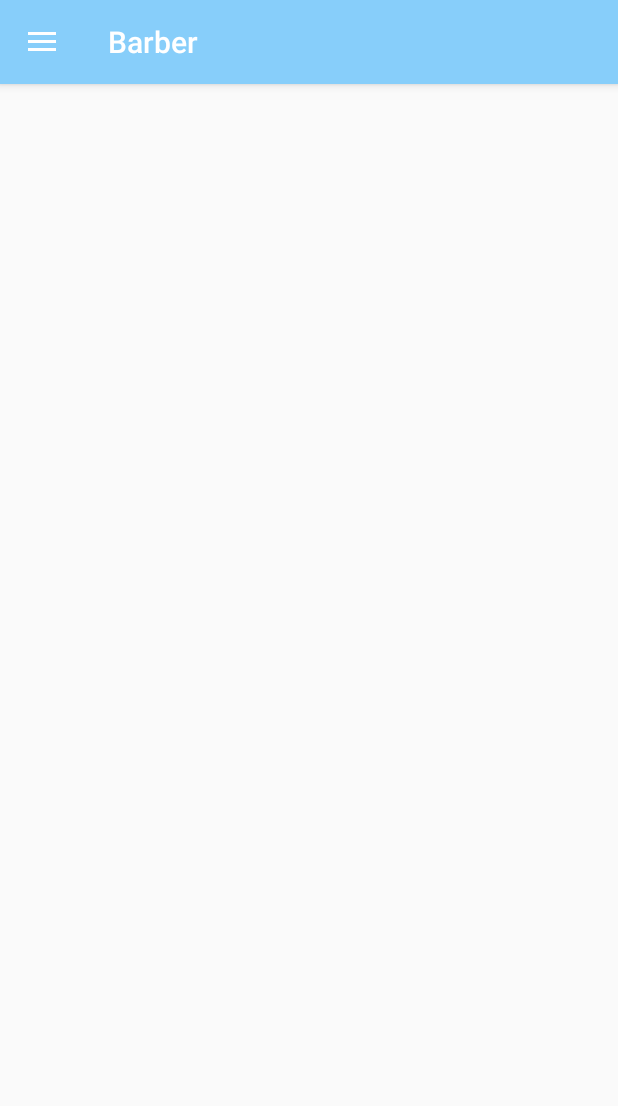
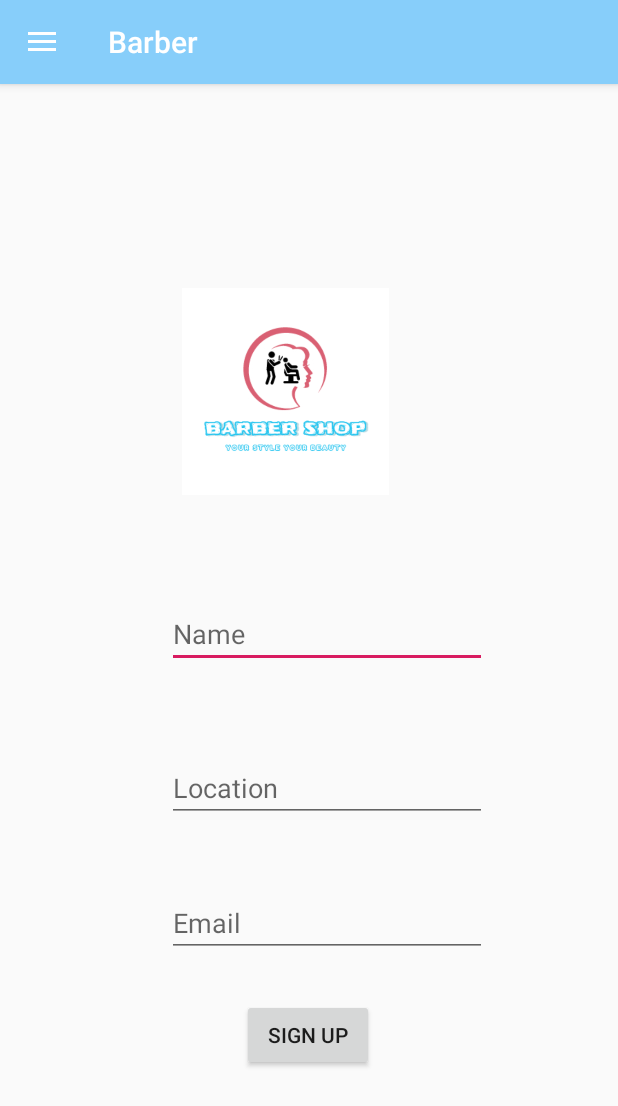
Before and after one commit to mervinkogei/Barber, an Android app: the MainActivity screen opened directly, with no data from a screen before it, on a phone screen of 412 x 824 dp. Shown: the top 1106 px of the screen. Run offline under Robolectric (Android 15) with nearby library versions, the phone set to English and light mode, and no system bars.

Commit message:
Add sign up input fields to the main activity

```diff
--- a/app/src/main/res/layout/activity_main.xml
+++ b/app/src/main/res/layout/activity_main.xml
@@ -19,4 +19,76 @@
 
     </com.google.android.material.navigation.NavigationView>
 
+    <androidx.constraintlayout.widget.ConstraintLayout
+        android:layout_width="match_parent"
+        android:layout_height="match_parent">
+
+
+        <EditText
+            android:id="@+id/etName"
+            android:layout_width="wrap_content"
+            android:layout_height="wrap_content"
+            android:ems="10"
+            android:inputType="textPersonName"
+            android:hint="Name"
+            app:layout_constraintBottom_toBottomOf="parent"
+            app:layout_constraintEnd_toEndOf="parent"
+            app:layout_constraintHorizontal_bias="0.56"
+            app:layout_constraintStart_toStartOf="parent"
+            app:layout_constraintTop_toTopOf="parent"
+            app:layout_constraintVertical_bias="0.476" />
+
+        <EditText
+            android:id="@+id/etEmail"
+            android:layout_width="wrap_content"
+            android:layout_height="wrap_content"
+            android:ems="10"
+            android:hint="Email"
+            android:inputType="textEmailAddress"
+            app:layout_constraintBottom_toBottomOf="parent"
+            app:layout_constraintEnd_toEndOf="parent"
+            app:layout_constraintHorizontal_bias="0.56"
+            app:layout_constraintStart_toStartOf="parent"
+            app:layout_constraintTop_toBottomOf="@+id/etName"
+            app:layout_constraintVertical_bias="0.442" />
+
+        <ImageView
+            android:id="@+id/ivLogo"
+            android:layout_width="202dp"
+            android:layout_height="138dp"
+            android:src="@drawable/logo"
+            app:layout_constraintBottom_toTopOf="@+id/etName"
+            app:layout_constraintEnd_toEndOf="parent"
+            app:layout_constraintHorizontal_bias="0.425"
+            app:layout_constraintStart_toStartOf="parent"
+            app:layout_constraintTop_toTopOf="parent"
+            app:layout_constraintVertical_bias="0.661" />
+
+        <Button
+            android:id="@+id/btnSignup"
+            android:layout_width="wrap_content"
+            android:layout_height="wrap_content"
+            android:layout_marginTop="28dp"
+            android:text="SIGN UP"
+            app:layout_constraintEnd_toEndOf="parent"
+            app:layout_constraintHorizontal_bias="0.498"
+            app:layout_constraintStart_toStartOf="parent"
+            app:layout_constraintTop_toBottomOf="@+id/etEmail" />
+
+        <EditText
+            android:id="@+id/etLocation"
+            android:layout_width="wrap_content"
+            android:layout_height="wrap_content"
+            android:layout_marginEnd="16dp"
+            android:ems="10"
+            android:inputType="textPersonName"
+            android:hint="Location"
+            app:layout_constraintBottom_toBottomOf="parent"
+            app:layout_constraintEnd_toEndOf="parent"
+            app:layout_constraintHorizontal_bias="0.609"
+            app:layout_constraintStart_toStartOf="parent"
+            app:layout_constraintTop_toTopOf="parent"
+            app:layout_constraintVertical_bias="0.618" />
+    </androidx.constraintlayout.widget.ConstraintLayout>
+
 </androidx.drawerlayout.widget.DrawerLayout>
```
